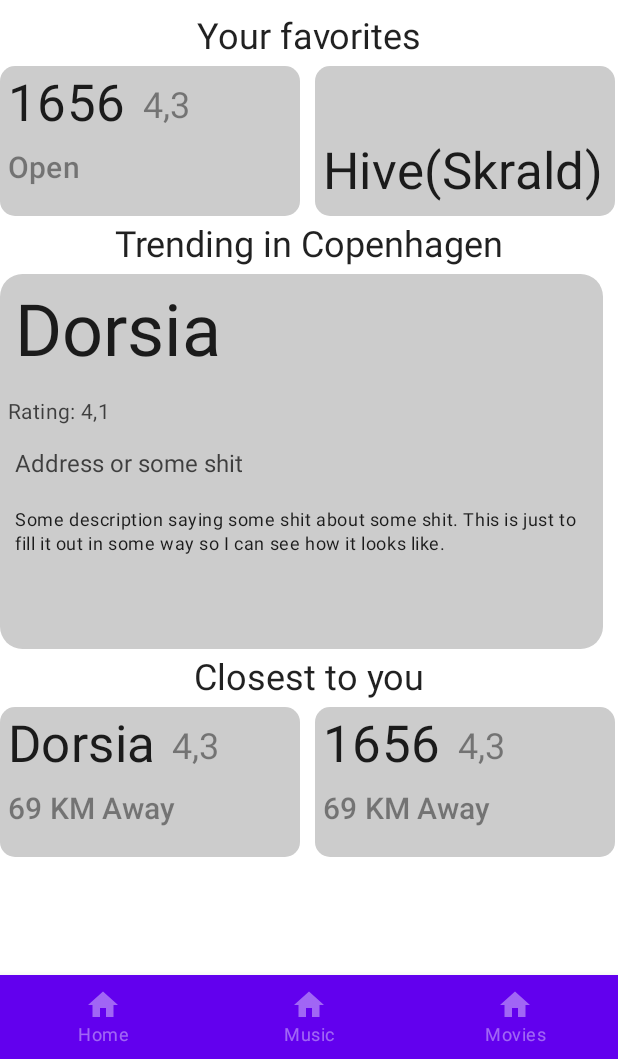
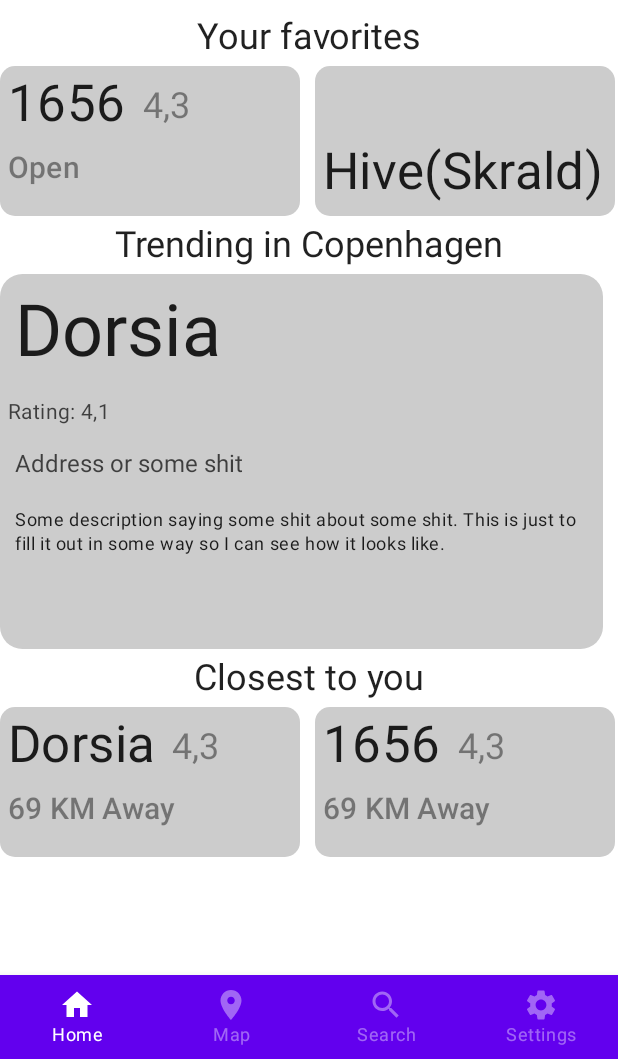
Before and after one commit to Fiedler12/NightLife, an Android app built with Jetpack Compose: the screen it shows after launch (MainActivity), after a tap on "Login", on a phone screen of 412 x 824 dp, the part 177-1236 px from its top. Run offline under Robolectric (Android 15) with nearby library versions, the phone set to English and light mode, and no system bars.

Commit message:
Navigation

```diff
--- a/app/build.gradle
+++ b/app/build.gradle
@@ -53,10 +53,12 @@ dependencies {
     implementation "androidx.compose.ui:ui-tooling-preview:$compose_version"
     implementation 'androidx.lifecycle:lifecycle-runtime-ktx:2.3.1'
     implementation 'androidx.activity:activity-compose:1.3.1'
+    implementation 'androidx.navigation:navigation-runtime-ktx:2.5.2'
     testImplementation 'junit:junit:4.13.2'
     androidTestImplementation 'androidx.test.ext:junit:1.1.3'
     androidTestImplementation 'androidx.test.espresso:espresso-core:3.4.0'
     androidTestImplementation "androidx.compose.ui:ui-test-junit4:$compose_version"
     debugImplementation "androidx.compose.ui:ui-tooling:$compose_version"
     debugImplementation "androidx.compose.ui:ui-test-manifest:$compose_version"
+    implementation "androidx.navigation:navigation-compose:$rootProject.composeNavigationVersion"
 }
--- a/app/src/main/java/com/example/nightlife/MainActivity.kt
+++ b/app/src/main/java/com/example/nightlife/MainActivity.kt
@@ -27,6 +27,13 @@ import androidx.compose.ui.platform.LocalContext
 import androidx.compose.ui.tooling.preview.Preview
 import androidx.compose.ui.unit.dp
 import androidx.lifecycle.ViewModel
+import androidx.navigation.NavController
+import androidx.navigation.NavHost
+import androidx.navigation.NavHostController
+import androidx.navigation.compose.NavHost
+import androidx.navigation.compose.composable
+import androidx.navigation.compose.currentBackStackEntryAsState
+import androidx.navigation.compose.rememberNavController
 import com.example.nightlife.model.NavigationItem
 import com.example.nightlife.ui.theme.NightLifeTheme
 import com.example.nightlife.viewmodel.HomeViewModel
@@ -45,11 +52,14 @@ class MainActivity : ComponentActivity() {
 
 @Composable
 fun Screen(viewModel: HomeViewModel) {
+    val navController = rememberNavController()
     if (viewModel.loggedIn) {
+
         Scaffold(
-            bottomBar = { NavBar() },
-            content = { OverviewPage(viewModel = viewModel) })
-
+            bottomBar = { NavBar(navController = navController) }
+        ) {
+            NavigationGraph(navController = navController, viewModel)
+        }
     } else Login {
         viewModel.logIn()
     }
@@ -108,6 +118,46 @@ fun OverviewPage(viewModel: HomeViewModel) {
         }
     }
 }
+
+@Composable
+fun MapPage() {
+    Box(modifier = Modifier.fillMaxSize()) {
+        Text(text = "Map")
+    }
+}
+@Composable
+fun SettingsPage() {
+    Box(modifier = Modifier.fillMaxSize()) {
+        Text(text = "Settings")
+    }
+}
+
+@Composable
+fun SearchPage() {
+    Box(modifier = Modifier.fillMaxSize()) {
+        Text(text = "Search")
+    }
+}
+
+@Composable
+fun NavigationGraph(navController: NavHostController, viewModel: HomeViewModel) {
+    NavHost(navController = navController, startDestination = NavigationItem.Home.route) {
+        composable(NavigationItem.Home.route) {
+         OverviewPage(viewModel = viewModel)
+        }
+        composable(NavigationItem.Map.route) {
+            MapPage()
+        }
+        composable(NavigationItem.Search.route) {
+            SearchPage()
+        }
+        composable(NavigationItem.Settings.route) {
+            SettingsPage()
+        }
+
+    }
+}
+
 
 @Composable
 fun FavoriteComponent(name: String) {
@@ -227,25 +277,37 @@ fun TrendyComponent(name: String) {
 }
 
 @Composable
-fun NavBar() {
+fun NavBar(navController: NavController) {
     val items = listOf(
         NavigationItem.Home,
         NavigationItem.Map,
+        NavigationItem.Search,
         NavigationItem.Settings
     )
     BottomNavigation(
         Modifier.background(Color.LightGray),
         contentColor = Color.Black
     ) {
+        val navBackStackEntry by navController.currentBackStackEntryAsState()
+        val currentRoute = navBackStackEntry?.destination?.route
         items.forEach{item ->
             BottomNavigationItem(
-                icon = { Icon(imageVector = Icons.Filled.Home, contentDescription = item.title) },
+                icon = { Icon(imageVector = item.imageVector, contentDescription = item.title) },
                 label = { Text(text = item.title)},
                 selectedContentColor = Color.White,
                 unselectedContentColor = Color.White.copy(0.4f),
                 alwaysShowLabel = true,
-                selected = false,
-                onClick = { /*TODO*/ })
+                selected = currentRoute == item.route,
+                onClick = {
+                    navController.navigate(item.route) {
+                        navController.graph.startDestinationRoute?.let {route ->
+                            popUpTo(route) {
+                                saveState = true
+                            }
+                        }
+                        launchSingleTop = true
+                        restoreState = true
+                } })
         }
     }
 }
@@ -284,15 +346,17 @@ fun DefaultPreview() {
 @Composable
 fun LoggedInPreview() {
     val viewModel = HomeViewModel()
+    val navController = rememberNavController()
     Scaffold(
-        bottomBar = { NavBar() },
+        bottomBar = { NavBar(navController) },
         content = { OverviewPage(viewModel = viewModel) })
 }
 
 @Preview(showBackground = true)
 @Composable
 fun NavPreview() {
-    NavBar()
+    val navController = rememberNavController()
+    NavBar(navController)
 }
 
 @Preview(showBackground = true)
--- a/app/src/main/java/com/example/nightlife/model/NavigationItem.kt
+++ b/app/src/main/java/com/example/nightlife/model/NavigationItem.kt
@@ -1,7 +1,13 @@
 package com.example.nightlife.model
 
-sealed class NavigationItem(var route: String, var title: String) {
-    object Home : NavigationItem("home", "Home")
-    object Map : NavigationItem("music", "Music")
-    object Settings : NavigationItem("movies", "Movies")
+import androidx.compose.material.Icon
+import androidx.compose.material.icons.Icons
+import androidx.compose.material.icons.filled.*
+import androidx.compose.ui.graphics.vector.ImageVector
+
+sealed class NavigationItem(var route: String, var title: String, var imageVector: ImageVector) {
+    object Home : NavigationItem("Home", "Home", Icons.Filled.Home)
+    object Map : NavigationItem("Map", "Map", Icons.Filled.Place)
+    object Search: NavigationItem("Search", "Search", Icons.Filled.Search)
+    object Settings : NavigationItem("movies", "Settings", Icons.Filled.Settings)
 }
--- a/build.gradle
+++ b/build.gradle
@@ -1,6 +1,7 @@
 buildscript {
     ext {
         compose_version = '1.1.0-beta01'
+        composeNavigationVersion = '2.5.0-rc01'
     }
 }// Top-level build file where you can add configuration options common to all sub-projects/modules.
 plugins {
```
